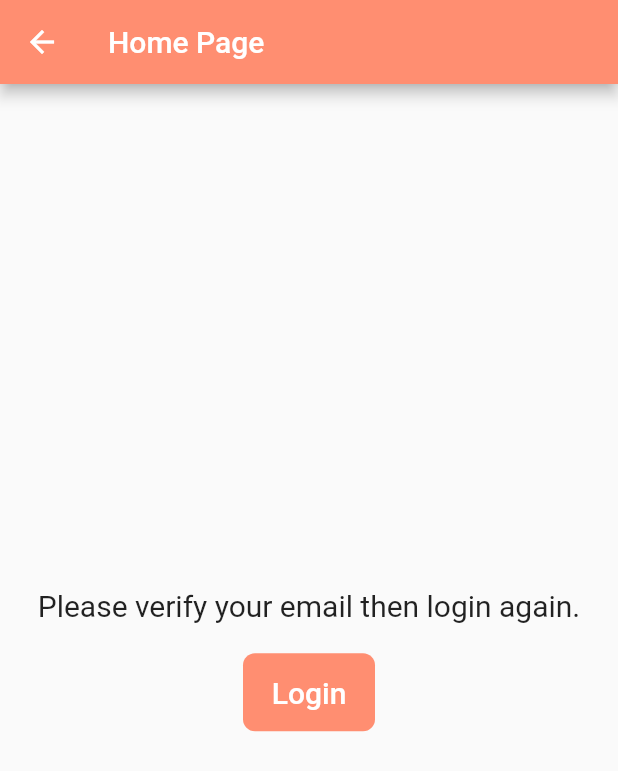
After one commit to Senior-Design-Group-COE492/Intelligent-Parking-Management-System, a Flutter app: the VerificationPage screen opened directly, on a phone screen of 412 x 824 dp. The commit adds this screen. Shown: the top 771 px of the screen. Run offline on Flutter 3.47's test engine with Material 2 defaults, Android fonts, the phone set to English and light mode, and no system bars; our stand-ins replace firebase_auth, firebase_core, fl_chart, flutter_svg, geolocator, get and 3 more; missing offline and left inert: google_maps_webservice, map_launcher; accounts and stored records are empty.

Commit message:
Added email verification

```diff
--- a/Mobile Application/parking_app/lib/screens/SettingsPage.dart
+++ b/Mobile Application/parking_app/lib/screens/SettingsPage.dart
@@ -21,9 +21,11 @@ class SettingsPage extends StatelessWidget {
       body: Center(
         child: Column(
           children: [
-            ListView(
-              padding: EdgeInsets.all(10.0),
-              children: <Widget>[],
+            Expanded(
+              child: ListView(
+                padding: EdgeInsets.all(10.0),
+                children: <Widget>[],
+              ),
             )
           ],
         ),
--- /dev/null
+++ b/Mobile Application/parking_app/lib/screens/VerificationPage.dart
@@ -0,0 +1,49 @@
+import 'package:flutter/material.dart';
+import 'package:get/get.dart';
+
+class VerificationPage extends StatelessWidget {
+  @override
+  Widget build(BuildContext context) {
+    final _orangeColor = context.theme.primaryColor;
+    final _lightOrangeColor = Color(0xFFFFBFA0);
+    return Scaffold(
+      appBar: AppBar(
+        title: Text("Home Page",
+            style: TextStyle(color: Colors.white, fontSize: 20)),
+        iconTheme: IconThemeData(color: Colors.white),
+      ),
+      body: Center(
+        child: Column(
+          mainAxisAlignment: MainAxisAlignment.center,
+          children: [
+            Text(
+              'Please verify your email then login again.',
+              style: TextStyle(
+                fontSize: 20,
+              ),
+            ),
+            Padding(
+              padding: EdgeInsets.only(top: 20),
+            ),
+            FlatButton(
+              onPressed: () => Get.back(),
+              color: _orangeColor,
+              disabledColor: _lightOrangeColor,
+              shape: RoundedRectangleBorder(
+                borderRadius: BorderRadius.circular(8),
+              ),
+              height: 52,
+              child: Text(
+                'Login',
+                style: TextStyle(
+                  fontSize: 20,
+                  color: Colors.white,
+                ),
+              ),
+            ),
+          ],
+        ),
+      ),
+    );
+  }
+}
--- a/Mobile Application/parking_app/lib/widgets/EmailLoginWidget.dart
+++ b/Mobile Application/parking_app/lib/widgets/EmailLoginWidget.dart
@@ -1,6 +1,8 @@
 import 'package:flutter/material.dart';
 import 'package:get/get.dart';
 import 'package:parking_app/handlers/LoginHandler.dart';
+import 'package:parking_app/screens/VerificationPage.dart';
+import 'package:firebase_auth/firebase_auth.dart';
 
 class EmailLoginWidget extends StatelessWidget {
   final _formKey = GlobalKey<FormState>();
@@ -117,7 +119,14 @@ class EmailLoginWidget extends StatelessWidget {
                               if (await LoginHandler.signIn(
                                       _email.value, _password.value) !=
                                   false) {
-                                Get.back();
+                                User user = FirebaseAuth.instance.currentUser;
+                                if (!user.emailVerified) {
+                                  await user.sendEmailVerification();
+                                  Get.to(VerificationPage());
+                                  _isLoading.toggle();
+                                } else {
+                                  Get.back();
+                                }
                               } else {
                                 print('Error Loggin in.');
                                 _isLoading.toggle();
--- a/Mobile Application/parking_app/lib/widgets/LoginSelectorWidget.dart
+++ b/Mobile Application/parking_app/lib/widgets/LoginSelectorWidget.dart
@@ -75,8 +75,7 @@ class LoginSelectorWidget extends StatelessWidget {
               child: Text(
                 "Don't have an account? Click here to sign up!",
                 style: TextStyle(
-                      color: Colors.black,
-                      decoration: TextDecoration.underline),
+                    color: Colors.black, decoration: TextDecoration.underline),
               ),
             ),
             // bottom padding of 70 needed to offset navigation bar and
@@ -84,6 +83,7 @@ class LoginSelectorWidget extends StatelessWidget {
             Padding(padding: EdgeInsets.only(bottom: 70)),
           ],
         ),
-        ));
+      ),
+    );
   }
 }
```
Lines whose indentation alone changed are shown as unchanged.
